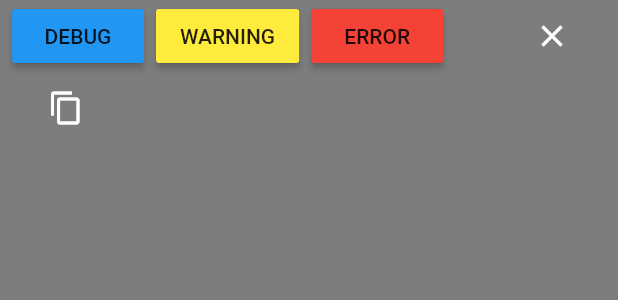
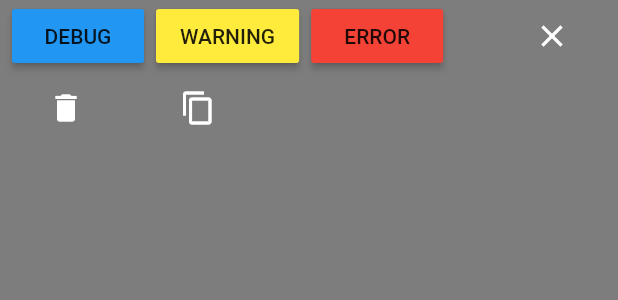
Before and after one commit to icnh/icnh_logger, a Flutter app: the LogView widget shown alone on an empty page, opened directly, on a phone screen of 412 x 824 dp. Shown: the top 300 px of the screen. Run offline on Flutter 3.47's test engine with Material 2 defaults, Android fonts, the phone set to English and light mode, and no system bars.

```diff
--- a/lib/log.dart
+++ b/lib/log.dart
@@ -67,4 +67,9 @@ class Log {
     }
     return '$text\n';
   }
+
+  /// Removes all messages from the buffer.
+  void clearBuffer() {
+    buffer.value = [];
+  }
 }
--- a/lib/log_view.dart
+++ b/lib/log_view.dart
@@ -65,6 +65,15 @@ class _LogViewState extends State<LogView> {
               ),
               Row(
                 children: [
+                  MaterialButton(
+                    onPressed: () {
+                      log.clearBuffer();
+                    },
+                    child: Icon(
+                      Icons.delete,
+                      color: Colors.white,
+                    ),
+                  ),
                   MaterialButton(
                     onPressed: () {
                       Clipboard.setData(
```
